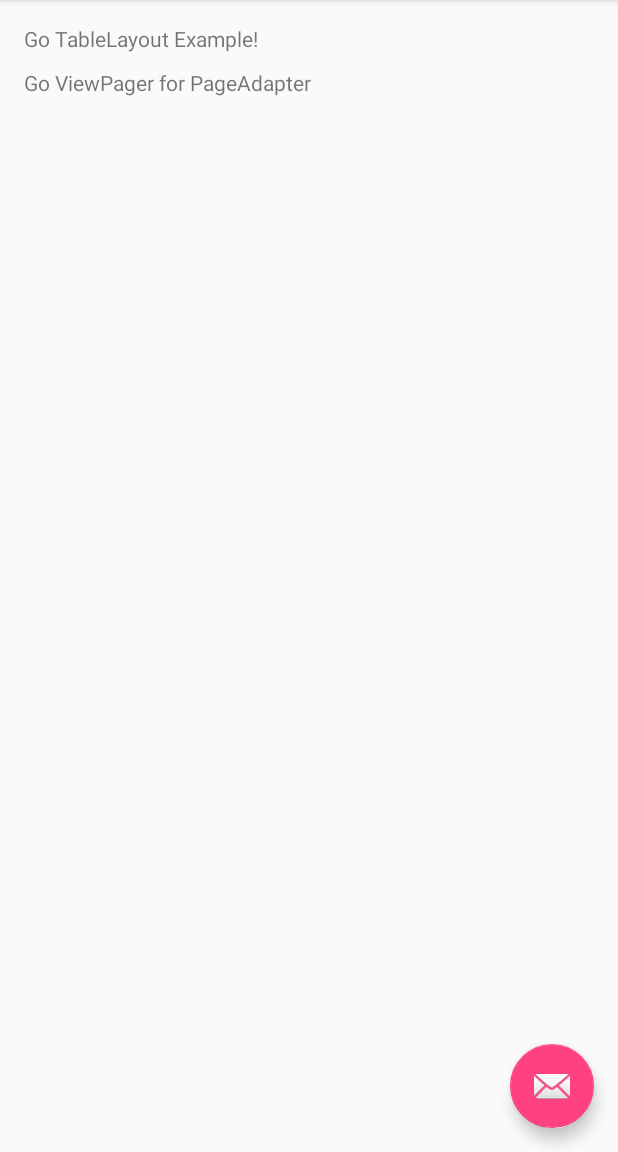
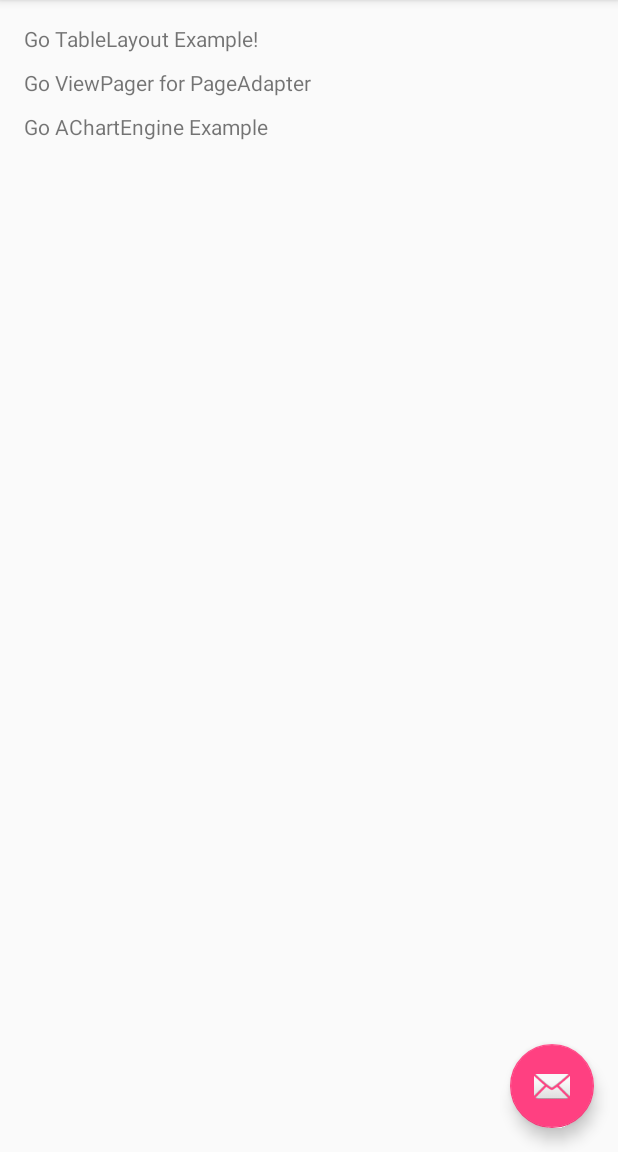
Before and after one commit to skycham81/testrepo, an Android app: the screen it shows after launch (MainActivity), in the side drawer, after a tap on "Gallery", on a phone screen of 412 x 824 dp, the part 84-1236 px from its top. Run offline under Robolectric (Android 15) with nearby library versions, the phone set to English and light mode, and no system bars; libraries missing offline, so code that uses them is left out: org.achartengine, org.achartengine.chart, org.achartengine.model, org.achartengine.renderer; 30 statements that could not run were skipped.

Commit message:
안드로이드 그래프 라이브러리(AChartEngine) 을 사용한 예제 소스 커밋

```diff
--- a/app/src/main/AndroidManifest.xml
+++ b/app/src/main/AndroidManifest.xml
@@ -24,6 +24,9 @@
         <activity android:name=".ViewPagerExample" android:parentActivityName=".MainActivity">
             <meta-data android:name="android.support.PARENT_ACTIVITY" android:value=".MainActivity" />
         </activity>
+        <activity android:name=".AChartEngineExample" android:parentActivityName=".MainActivity">
+            <meta-data android:name="android.support.PARENT_ACTIVITY" android:value=".MainActivity" />
+        </activity>
     </application>
 
 </manifest>
--- /dev/null
+++ b/app/src/main/java/com/dsy/test/AChartEngineExample.java
@@ -0,0 +1,287 @@
+package com.dsy.test;
+
+import android.graphics.Color;
+import android.graphics.Paint;
+import android.os.Bundle;
+import android.support.v7.app.AppCompatActivity;
+import android.view.View;
+import android.widget.Button;
+import android.widget.EditText;
+import android.widget.LinearLayout;
+import android.widget.Toast;
+
+import org.achartengine.ChartFactory;
+import org.achartengine.GraphicalView;
+import org.achartengine.chart.PointStyle;
+import org.achartengine.model.SeriesSelection;
+import org.achartengine.model.XYMultipleSeriesDataset;
+import org.achartengine.model.XYSeries;
+import org.achartengine.renderer.XYMultipleSeriesRenderer;
+import org.achartengine.renderer.XYSeriesRenderer;
+
+import java.util.ArrayList;
+import java.util.List;
+
+public class AChartEngineExample extends AppCompatActivity {
+
+    /** The main dataset that includes all the series that go into a chart. */
+    private XYMultipleSeriesDataset mDataset = new XYMultipleSeriesDataset();
+    /** The main renderer that includes all the renderers customizing a chart. */
+    private XYMultipleSeriesRenderer mRenderer = new XYMultipleSeriesRenderer();
+    /** The most recently added series. */
+    private XYSeries mCurrentSeries;
+    /** The most recently created renderer, customizing the current series. */
+    private XYSeriesRenderer mCurrentRenderer;
+    /** Button for creating a new series of data. */
+    private Button mNewSeries;
+    /** Button for adding entered data to the current series. */
+    private Button mAdd;
+    /** Edit text field for entering the X value of the data to be added. */
+    private EditText mX;
+    /** Edit text field for entering the Y value of the data to be added. */
+    private EditText mY;
+    /** The chart view that displays the data. */
+    private GraphicalView mChartView;
+
+    @Override
+    protected void onSaveInstanceState(Bundle outState) {
+        super.onSaveInstanceState(outState);
+        // save the current data, for instance when changing screen orientation
+        outState.putSerializable("dataset", mDataset);
+        outState.putSerializable("renderer", mRenderer);
+        outState.putSerializable("current_series", mCurrentSeries);
+        outState.putSerializable("current_renderer", mCurrentRenderer);
+    }
+
+    @Override
+    protected void onRestoreInstanceState(Bundle savedState) {
+        super.onRestoreInstanceState(savedState);
+        // restore the current data, for instance when changing the screen
+        // orientation
+        mDataset = (XYMultipleSeriesDataset) savedState.getSerializable("dataset");
+        mRenderer = (XYMultipleSeriesRenderer) savedState.getSerializable("renderer");
+        mCurrentSeries = (XYSeries) savedState.getSerializable("current_series");
+        mCurrentRenderer = (XYSeriesRenderer) savedState.getSerializable("current_renderer");
+    }
+
+    protected void setRenderer(XYMultipleSeriesRenderer renderer, int[] colors, PointStyle[] styles) {
+        renderer.setAxisTitleTextSize(16);
+        renderer.setChartTitleTextSize(20);
+        renderer.setLabelsTextSize(15);
+        renderer.setLegendTextSize(15);
+        renderer.setPointSize(5f);
+        renderer.setMargins(new int[] { 20, 30, 15, 20 });
+        int length = colors.length;
+        for (int i = 0; i < length; i++) {
+            XYSeriesRenderer r = new XYSeriesRenderer();
+            r.setColor(colors[i]);
+            r.setPointStyle(styles[i]);
+            renderer.addSeriesRenderer(r);
+        }
+    }
+
+    protected void setChartSettings(XYMultipleSeriesRenderer renderer, String title, String xTitle,
+                                    String yTitle, double xMin, double xMax, double yMin, double yMax, int axesColor,
+                                    int labelsColor) {
+        renderer.setChartTitle(title);
+        renderer.setXTitle(xTitle);
+        renderer.setYTitle(yTitle);
+        renderer.setXAxisMin(xMin);
+        renderer.setXAxisMax(xMax);
+        renderer.setYAxisMin(yMin);
+        renderer.setYAxisMax(yMax);
+        renderer.setAxesColor(axesColor);
+        renderer.setLabelsColor(labelsColor);
+    }
+
+    protected XYMultipleSeriesDataset buildDataset(String[] titles, List<double[]> xValues,
+                                                   List<double[]> yValues) {
+        XYMultipleSeriesDataset dataset = new XYMultipleSeriesDataset();
+        addXYSeries(dataset, titles, xValues, yValues, 0);
+        return dataset;
+    }
+
+    public void addXYSeries(XYMultipleSeriesDataset dataset, String[] titles, List<double[]> xValues,
+                            List<double[]> yValues, int scale) {
+        int length = titles.length;
+        for (int i = 0; i < length; i++) {
+            XYSeries series = new XYSeries(titles[i], scale);
+            double[] xV = xValues.get(i);
+            double[] yV = yValues.get(i);
+            int seriesLength = xV.length;
+            for (int k = 0; k < seriesLength; k++) {
+                series.add(xV[k], yV[k]);
+            }
+            dataset.addSeries(series);
+        }
+    }
+
+    public void setData(){
+        String[] titles = new String[] { "Crete", "Corfu", "Thassos", "Skiathos" };
+        List<double[]> x = new ArrayList<double[]>();
+        for (int i = 0; i < titles.length; i++) {
+            x.add(new double[] { 1, 2, 3, 4, 5, 6, 7, 8, 9, 10, 11, 12 });
+        }
+        List<double[]> values = new ArrayList<double[]>();
+        values.add(new double[] { 12.3, 12.5, 13.8, 16.8, 20.4, 24.4, 26.4, 26.1, 23.6, 20.3, 17.2,
+                13.9 });
+        values.add(new double[] { 10, 10, 12, 15, 20, 24, 26, 26, 23, 18, 14, 11 });
+        values.add(new double[] { 5, 5.3, 8, 12, 17, 22, 24.2, 24, 19, 15, 9, 6 });
+        values.add(new double[] { 9, 10, 11, 15, 19, 23, 26, 25, 22, 18, 13, 10 });
+        int[] colors = new int[] { Color.BLUE, Color.GREEN, Color.CYAN, Color.YELLOW };
+
+        PointStyle[] styles = new PointStyle[] { PointStyle.CIRCLE, PointStyle.DIAMOND,
+                PointStyle.TRIANGLE, PointStyle.SQUARE };
+        mRenderer = new XYMultipleSeriesRenderer();
+        setRenderer(mRenderer, colors, styles);
+
+
+        int length = mRenderer.getSeriesRendererCount();
+        for (int i = 0; i < length; i++) {
+            ((XYSeriesRenderer) mRenderer.getSeriesRendererAt(i)).setFillPoints(true);
+        }
+        setChartSettings(mRenderer, "Average temperature", "Month", "Temperature", 0.5, 12.5, -10, 40,
+                Color.LTGRAY, Color.LTGRAY);
+        mRenderer.setXLabels(12);
+        mRenderer.setYLabels(10);
+        mRenderer.setShowGrid(true);
+        mRenderer.setXLabelsAlign(Paint.Align.RIGHT);
+        mRenderer.setYLabelsAlign(Paint.Align.RIGHT);
+        mRenderer.setZoomButtonsVisible(true);
+        mRenderer.setPanLimits(new double[]{-10, 20, -10, 40});
+        mRenderer.setZoomLimits(new double[]{-10, 20, -10, 40});
+
+        mDataset = buildDataset(titles, x, values);
+        mCurrentSeries = mDataset.getSeriesAt(0);
+        mCurrentSeries.addAnnotation("Vacation", 6, 30);
+
+        mCurrentRenderer = (XYSeriesRenderer) mRenderer.getSeriesRendererAt(0);
+        mCurrentRenderer.setAnnotationsColor(Color.GREEN);
+        mCurrentRenderer.setAnnotationsTextSize(15);
+        mCurrentRenderer.setAnnotationsTextAlign(Paint.Align.CENTER);
+    }
+
+    @Override
+    protected void onCreate(Bundle savedInstanceState) {
+        super.onCreate(savedInstanceState);
+        setContentView(R.layout.achartengine_example);
+
+        setData();
+
+        // the top part of the UI components for adding new data points
+        mX = (EditText) findViewById(R.id.xValue);
+        mY = (EditText) findViewById(R.id.yValue);
+        mAdd = (Button) findViewById(R.id.add);
+
+        // set some properties on the main renderer
+        mRenderer.setApplyBackgroundColor(true);
+        mRenderer.setBackgroundColor(Color.argb(100, 50, 50, 50));
+        mRenderer.setAxisTitleTextSize(16);
+        mRenderer.setChartTitleTextSize(20);
+        mRenderer.setLabelsTextSize(15);
+        mRenderer.setLegendTextSize(15);
+        mRenderer.setMargins(new int[] { 20, 30, 15, 0 });
+        mRenderer.setZoomButtonsVisible(true);
+        mRenderer.setPointSize(5);
+
+        // the button that handles the new series of data creation
+        mNewSeries = (Button) findViewById(R.id.new_series);
+        mNewSeries.setOnClickListener(new View.OnClickListener() {
+            public void onClick(View v) {
+                String seriesTitle = "Series " + (mDataset.getSeriesCount() + 1);
+                // create a new series of data
+                XYSeries series = new XYSeries(seriesTitle);
+                mDataset.addSeries(series);
+                mCurrentSeries = series;
+                // create a new renderer for the new series
+                XYSeriesRenderer renderer = new XYSeriesRenderer();
+                mRenderer.addSeriesRenderer(renderer);
+                // set some renderer properties
+                renderer.setPointStyle(PointStyle.CIRCLE);
+                renderer.setFillPoints(true);
+                renderer.setDisplayChartValues(true);
+                renderer.setDisplayChartValuesDistance(10);
+                mCurrentRenderer = renderer;
+                setSeriesWidgetsEnabled(true);
+                mChartView.repaint();
+            }
+        });
+
+        mAdd.setOnClickListener(new View.OnClickListener() {
+            public void onClick(View v) {
+                double x = 0;
+                double y = 0;
+                try {
+                    x = Double.parseDouble(mX.getText().toString());
+                } catch (NumberFormatException e) {
+                    mX.requestFocus();
+                    return;
+                }
+                try {
+                    y = Double.parseDouble(mY.getText().toString());
+                } catch (NumberFormatException e) {
+                    mY.requestFocus();
+                    return;
+                }
+                // add a new data point to the current series
+                mCurrentSeries.add(x, y);
+                mX.setText("");
+                mY.setText("");
+                mX.requestFocus();
+                // repaint the chart such as the newly added point to be visible
+                mChartView.repaint();
+            }
+        });
+    }
+
+    @Override
+    protected void onResume() {
+        super.onResume();
+        if (mChartView == null) {
+            LinearLayout layout = (LinearLayout) findViewById(R.id.chart);
+            mChartView = ChartFactory.getLineChartView(this, mDataset, mRenderer);
+            // enable the chart click events
+            mRenderer.setClickEnabled(true);
+            mRenderer.setSelectableBuffer(10);
+            mChartView.setOnClickListener(new View.OnClickListener() {
+                public void onClick(View v) {
+                    // handle the click event on the chart
+                    SeriesSelection seriesSelection = mChartView.getCurrentSeriesAndPoint();
+                    if (seriesSelection == null) {
+                        Toast.makeText(AChartEngineExample.this, "No chart element", Toast.LENGTH_SHORT).show();
+                    } else {
+                        // display information of the clicked point
+                        Toast.makeText(
+                                AChartEngineExample.this,
+                                "Chart element in series index " + seriesSelection.getSeriesIndex()
+                                        + " data point index " + seriesSelection.getPointIndex() + " was clicked"
+                                        + " closest point value X=" + seriesSelection.getXValue() + ", Y="
+                                        + seriesSelection.getValue(), Toast.LENGTH_SHORT).show();
+                    }
+                }
+            });
+            layout.addView(mChartView, new LinearLayout.LayoutParams(LinearLayout.LayoutParams.MATCH_PARENT,
+                    LinearLayout.LayoutParams.MATCH_PARENT));
+            boolean enabled = mDataset.getSeriesCount() > 0;
+            setSeriesWidgetsEnabled(enabled);
+        } else {
+            mChartView.repaint();
+        }
+    }
+
+    /**
+     * Enable or disable the add data to series widgets
+     *
+     * @param enabled the enabled state
+     */
+    private void setSeriesWidgetsEnabled(boolean enabled) {
+        mX.setEnabled(enabled);
+        mY.setEnabled(enabled);
+        mAdd.setEnabled(enabled);
+    }
+
+    @Override
+    protected void onDestroy() {
+        super.onDestroy();
+    }
+}
--- a/app/src/main/java/com/dsy/test/MainActivity.java
+++ b/app/src/main/java/com/dsy/test/MainActivity.java
@@ -55,7 +55,19 @@ public class MainActivity extends AppCompatActivity implements NavigationView.On
             @Override
             public void onClick(View v) {
                 Context context = v.getContext();
-                Intent intent = new Intent(context, ViewPagerExample.class);
+                Intent intent = new Intent(context, AChartEngineExample.class);
+
+                startActivity(intent);
+            }
+        });
+
+        findViewById(R.id.go_achartengine_example).setOnClickListener(new View.OnClickListener() {
+            @Override
+            public void onClick(View v) {
+
+                Context context = v.getContext();
+
+                Intent intent = new Intent(context, AChartEngineExample.class);
 
                 startActivity(intent);
             }
--- a/app/src/main/res/layout/content_main.xml
+++ b/app/src/main/res/layout/content_main.xml
@@ -27,4 +27,13 @@
         android:text="Go ViewPager for PageAdapter"
         />
 
+    <TextView
+        android:id="@+id/go_achartengine_example"
+        android:layout_width="wrap_content"
+        android:layout_height="wrap_content"
+        android:layout_below="@+id/go_viewpager_for_pageapater"
+        android:layout_marginTop="10dp"
+        android:text="Go AChartEngine Example"
+        />
+
 </RelativeLayout>
--- a/app/src/main/res/values/strings.xml
+++ b/app/src/main/res/values/strings.xml
@@ -15,4 +15,10 @@
     <string name="action_bar_sort_size">By size</string>
     <string name="action_bar_share_with">Share with...</string>
     <string name="action_bar_settings">Settings</string>
+
+    <string name="add_values">Add values to the chart</string>
+    <string name="x">X</string>
+    <string name="y">Y</string>
+    <string name="add">Add</string>
+    <string name="new_series">New series</string>
 </resources>
```
Also changed, not shown: app/build.gradle (+7 -0 lines), app/src/main/res/layout/achartengine_example.xml (added, +74 -0 lines).
